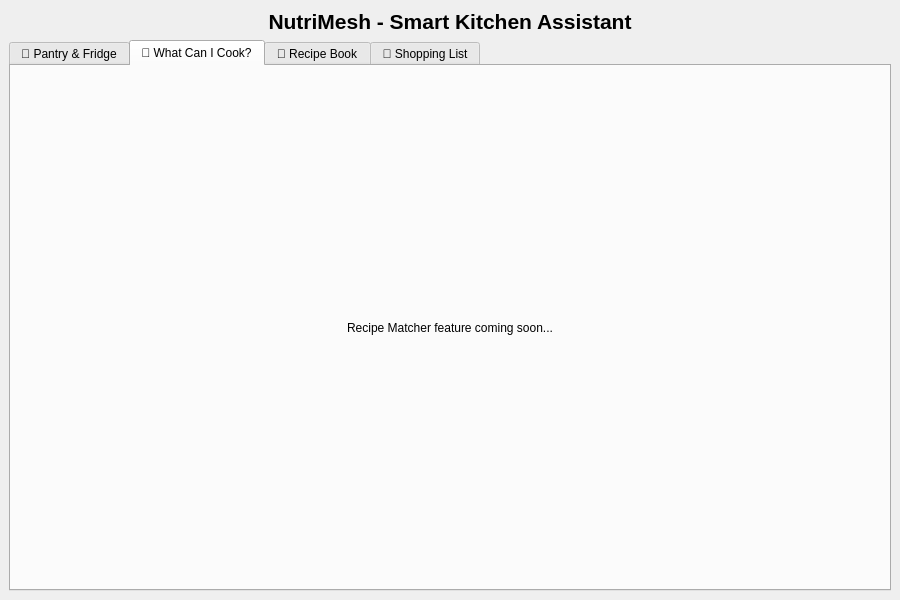
Old version of the form src/ui/MainWindow.ui in the repository kuf1k/my-project.
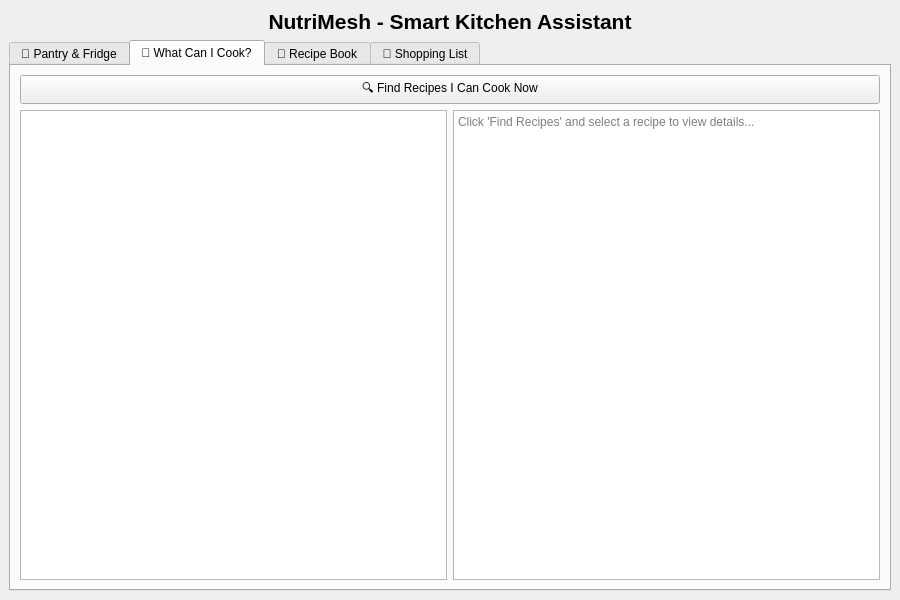
New version of the form. The open tabs and pages were chosen to show the change.

Commit message: feat(ui): implement What Can I Cook tab with recipe matching

What changed in the file:
```diff
--- a/src/ui/MainWindow.ui
+++ b/src/ui/MainWindow.ui
@@ -72,15 +72,29 @@
                             </attribute>
                             <layout class="QVBoxLayout" name="matcherLayout">
                                 <item>
-                                    <widget class="QLabel" name="matcherPlaceholderLabel">
+                                    <widget class="QPushButton" name="findRecipesButton">
                                         <property name="text">
-                                            <string>Recipe Matcher feature coming soon...</string>
-                                        </property>
-                                        <property name="alignment">
-                                            <set>Qt::AlignCenter</set>
+                                            <string>🔍 Find Recipes I Can Cook Now</string>
                                         </property>
                                     </widget>
                                 </item>
+                                <item>
+                                    <layout class="QHBoxLayout" name="matcherContentLayout">
+                                        <item>
+                                            <widget class="QListWidget" name="cookableRecipesListWidget"/>
+                                        </item>
+                                        <item>
+                                            <widget class="QTextEdit" name="cookableRecipeDetailsTextEdit">
+                                                <property name="readOnly">
+                                                    <bool>true</bool>
+                                                </property>
+                                                <property name="placeholderText">
+                                                    <string>Click 'Find Recipes' and select a recipe to view details...</string>
+                                                </property>
+                                            </widget>
+                                        </item>
+                                    </layout>
+                                </item>
                             </layout>
                         </widget>
                         <!-- Recipe Book -->
```
Left out of the diff: 2 changed lines with no effect on the pictures. The commit also changes 2 other files.
